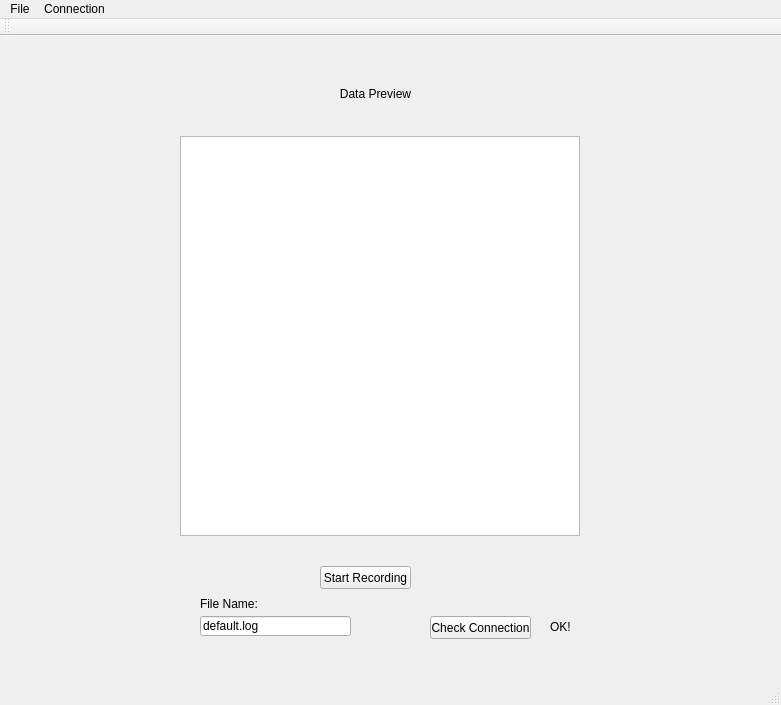
Qt form mainwindow.ui (mgardner99/ELEC490) before a commit.
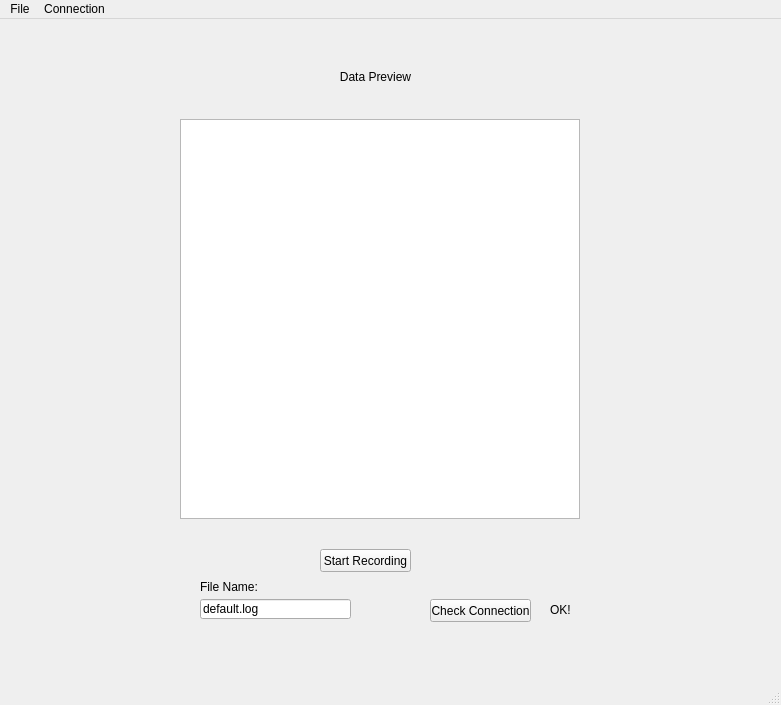
The same form after that commit.

Diff of the .ui file:
```diff
--- a/mainwindow.ui
+++ b/mainwindow.ui
@@ -154,14 +154,6 @@
    <addaction name="menuFile"/>
    <addaction name="menuConnection"/>
   </widget>
-  <widget class="QToolBar" name="mainToolBar">
-   <attribute name="toolBarArea">
-    <enum>TopToolBarArea</enum>
-   </attribute>
-   <attribute name="toolBarBreak">
-    <bool>false</bool>
-   </attribute>
-  </widget>
   <widget class="QStatusBar" name="statusBar"/>
  </widget>
  <layoutdefault spacing="6" margin="11"/>
```
